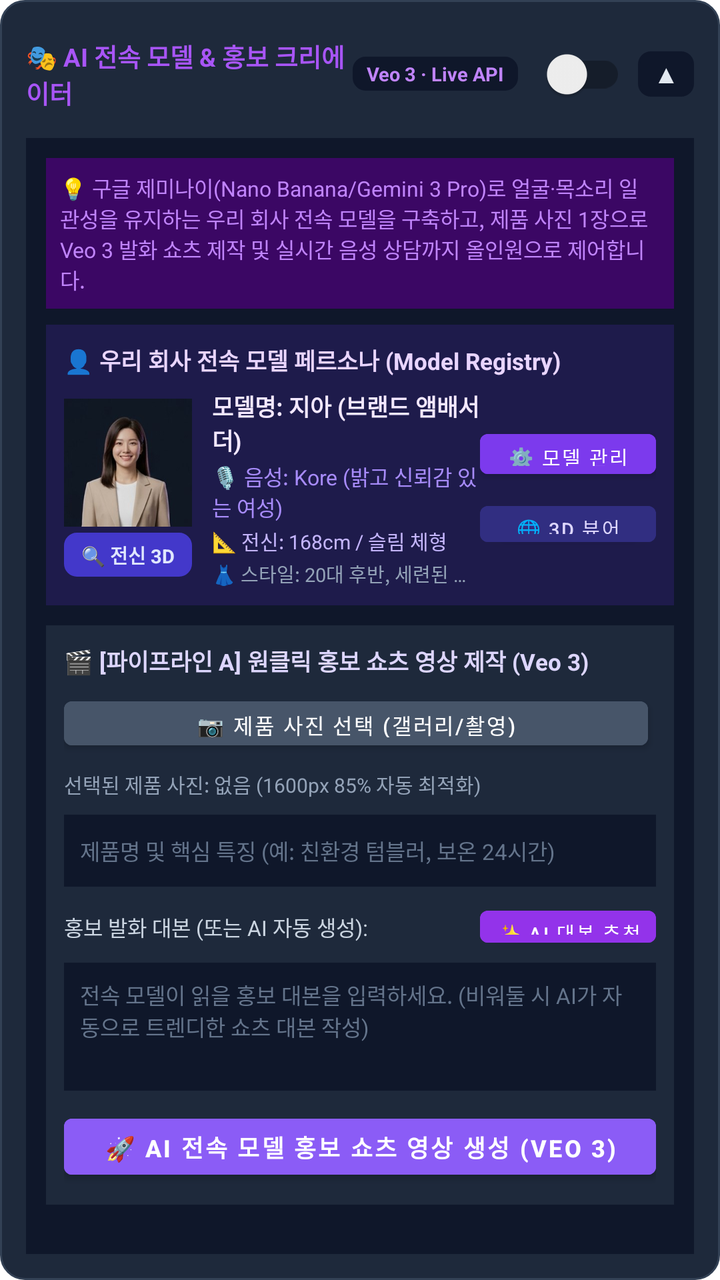
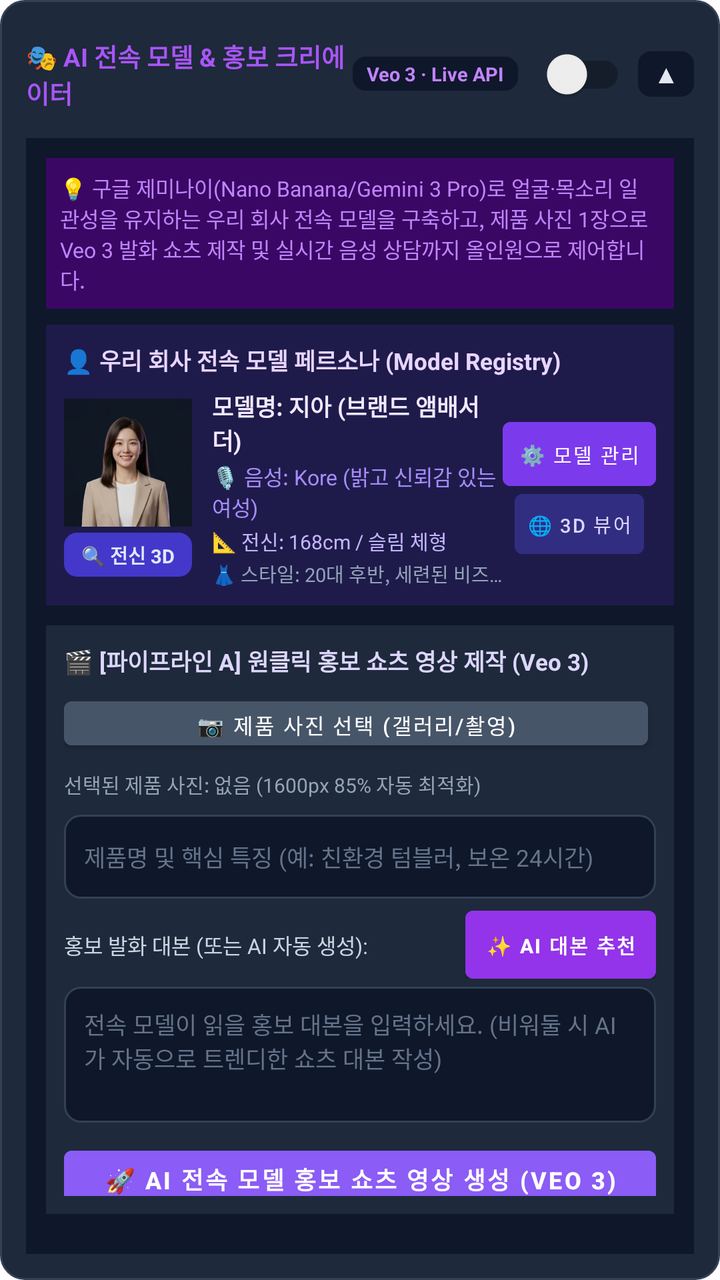

Compare the two renders of this Android layout. The source of the first and the diff that turns it into the second are given below.
<!-- AndroidManifest.xml: application theme Theme.SheetBotDepositAgent -->
<!-- res/layout/card_ai_model.xml -->
<?xml version="1.0" encoding="utf-8"?>
<LinearLayout xmlns:android="http://schemas.android.com/apk/res/android"
    xmlns:tools="http://schemas.android.com/tools"
    android:layout_width="match_parent"
    android:layout_height="wrap_content"
    android:orientation="vertical"
    android:background="@drawable/bg_card_scenario"
    android:padding="13dp"
    android:layout_marginBottom="12dp">

    
    <LinearLayout
        android:id="@+id/layoutAiModelHeader"
        android:layout_width="match_parent"
        android:layout_height="wrap_content"
        android:orientation="horizontal"
        android:gravity="center_vertical"
        android:clickable="true"
        android:focusable="true">

        <TextView
            android:layout_width="0dp"
            android:layout_height="wrap_content"
            android:layout_weight="1"
            android:text="🎭 AI 전속 모델 &amp; 홍보 크리에이터"
            android:textColor="#A855F7"
            android:textSize="12.5sp"
            android:textStyle="bold" />

        <TextView
            android:layout_width="wrap_content"
            android:layout_height="wrap_content"
            android:background="@drawable/bg_badge_version"
            android:backgroundTint="#0F172A"
            android:paddingHorizontal="7dp"
            android:paddingVertical="2dp"
            android:text="Veo 3 · Live API"
            android:textColor="#C084FC"
            android:textSize="9.5sp"
            android:textStyle="bold"
            android:layout_marginEnd="6dp" />

        <androidx.appcompat.widget.SwitchCompat
            android:id="@+id/switchAiModelAutomation"
            android:layout_width="wrap_content"
            android:layout_height="wrap_content"
            android:checked="false"
            android:layout_marginEnd="6dp" />

        <TextView
            android:id="@+id/btnToggleAiModelDetails"
            android:layout_width="wrap_content"
            android:layout_height="wrap_content"
            android:background="@drawable/bg_badge_version"
            android:backgroundTint="#0F172A"
            android:paddingHorizontal="8dp"
            android:paddingVertical="3dp"
            android:text="▲"
            android:textColor="#E2E8F0"
            android:textSize="12sp"
            android:textStyle="bold" />
    </LinearLayout>

    
    <LinearLayout
        android:id="@+id/layoutAiModelDetails"
        android:layout_width="match_parent"
        android:layout_height="wrap_content"
        android:orientation="vertical"
        android:background="#0F172A"
        android:padding="10dp"
        android:layout_marginTop="8dp">

        
        <TextView
            android:layout_width="match_parent"
            android:layout_height="wrap_content"
            android:text="💡 구글 제미나이(Nano Banana/Gemini 3 Pro)로 얼굴·목소리 일관성을 유지하는 우리 회사 전속 모델을 구축하고, 제품 사진 1장으로 Veo 3 발화 쇼츠 제작 및 실시간 음성 상담까지 올인원으로 제어합니다."
            android:textColor="#C084FC"
            android:textSize="10.5sp"
            android:background="#3B0764"
            android:padding="7dp"
            android:layout_marginBottom="8dp" />

        
        <LinearLayout
            android:layout_width="match_parent"
            android:layout_height="wrap_content"
            android:orientation="vertical"
            android:background="#1E1B4B"
            android:padding="9dp"
            android:layout_marginBottom="10dp">

            <TextView
                android:layout_width="match_parent"
                android:layout_height="wrap_content"
                android:text="👤 우리 회사 전속 모델 페르소나 (Model Registry)"
                android:textColor="#E9D5FF"
                android:textSize="11.5sp"
                android:textStyle="bold"
                android:layout_marginBottom="6dp" />

            <LinearLayout
                android:layout_width="match_parent"
                android:layout_height="wrap_content"
                android:orientation="horizontal"
                android:gravity="center_vertical">

                
                <LinearLayout
                    android:layout_width="wrap_content"
                    android:layout_height="wrap_content"
                    android:orientation="vertical"
                    android:gravity="center_horizontal"
                    android:layout_marginEnd="10dp">

                    <ImageView
                        android:id="@+id/ivModelMasterAvatar"
                        android:layout_width="64dp"
                        android:layout_height="64dp"
                        android:background="#312E81"
                        android:scaleType="centerCrop"
                        android:src="@drawable/model_jia_avatar"
                        android:contentDescription="전속 모델 대표 아바타"
                        android:clickable="true"
                        android:focusable="true" />

                    <TextView
                        android:id="@+id/btnViewFullBody3d"
                        android:layout_width="64dp"
                        android:layout_height="22dp"
                        android:background="@drawable/bg_badge_version"
                        android:backgroundTint="#4338CA"
                        android:gravity="center"
                        android:text="🔍 전신 3D"
                        android:textColor="#E0E7FF"
                        android:textSize="9.5sp"
                        android:textStyle="bold"
                        android:layout_marginTop="3dp"
                        android:clickable="true"
                        android:focusable="true" />
                </LinearLayout>

                
                <LinearLayout
                    android:layout_width="0dp"
                    android:layout_height="wrap_content"
                    android:layout_weight="1"
                    android:orientation="vertical">

                    <TextView
                        android:id="@+id/tvModelName"
                        android:layout_width="wrap_content"
                        android:layout_height="wrap_content"
                        android:text="모델명: 지아 (브랜드 앰배서더)"
                        android:textColor="#F3E8FF"
                        android:textSize="11.5sp"
                        android:textStyle="bold" />

                    <TextView
                        android:id="@+id/tvModelVoice"
                        android:layout_width="wrap_content"
                        android:layout_height="wrap_content"
                        android:text="🎙️ 음성: Kore (밝고 신뢰감 있는 여성)"
                        android:textColor="#A78BFA"
                        android:textSize="10.5sp"
                        android:layout_marginTop="2dp" />

                    <TextView
                        android:id="@+id/tvModelHeight"
                        android:layout_width="wrap_content"
                        android:layout_height="wrap_content"
                        android:text="📐 전신: 168cm / 슬림 체형"
                        android:textColor="#C4B5FD"
                        android:textSize="10sp"
                        android:layout_marginTop="2dp" />

                    <TextView
                        android:id="@+id/tvModelStyle"
                        android:layout_width="wrap_content"
                        android:layout_height="wrap_content"
                        android:text="👗 스타일: 20대 후반, 세련된 비즈니스 캐주얼"
                        android:textColor="#94A3B8"
                        android:textSize="9.5sp"
                        android:maxLines="1"
                        android:ellipsize="end"
                        android:layout_marginTop="2dp" />
                </LinearLayout>

                
                <LinearLayout
                    android:layout_width="wrap_content"
                    android:layout_height="wrap_content"
                    android:orientation="vertical"
                    android:gravity="center">

                    <Button
                        android:id="@+id/btnManageModelPersona"
                        android:layout_width="wrap_content"
                        android:layout_height="32dp"
                        android:backgroundTint="#7C3AED"
                        android:text="⚙️ 모델 관리"
                        android:textColor="#FFFFFF"
                        android:textSize="10sp"
                        android:paddingHorizontal="8dp" />

                    <Button
                        android:id="@+id/btnOpen3dShowcase"
                        android:layout_width="wrap_content"
                        android:layout_height="30dp"
                        android:backgroundTint="#312E81"
                        android:text="🌐 3D 뷰어"
                        android:textColor="#DDD6FE"
                        android:textSize="9.5sp"
                        android:paddingHorizontal="6dp"
                        android:layout_marginTop="4dp" />
                </LinearLayout>
            </LinearLayout>
        </LinearLayout>

        
        <LinearLayout
            android:layout_width="match_parent"
            android:layout_height="wrap_content"
            android:orientation="vertical"
            android:background="#1E293B"
            android:padding="9dp"
            android:layout_marginBottom="10dp">

            <TextView
                android:layout_width="match_parent"
                android:layout_height="wrap_content"
                android:text="🎬 [파이프라인 A] 원클릭 홍보 쇼츠 영상 제작 (Veo 3)"
                android:textColor="#DDD6FE"
                android:textSize="11.5sp"
                android:textStyle="bold"
                android:layout_marginBottom="6dp" />

            
            <LinearLayout
                android:layout_width="match_parent"
                android:layout_height="wrap_content"
                android:orientation="horizontal"
                android:gravity="center_vertical"
                android:layout_marginBottom="6dp">

                <Button
                    android:id="@+id/btnSelectProductImage"
                    android:layout_width="0dp"
                    android:layout_height="34dp"
                    android:layout_weight="1"
                    android:backgroundTint="#475569"
                    android:text="📷 제품 사진 선택 (갤러리/촬영)"
                    android:textColor="#FFFFFF"
                    android:textSize="10.5sp"
                    android:layout_marginEnd="4dp" />

                <Button
                    android:id="@+id/btnResetProductImage"
                    android:layout_width="wrap_content"
                    android:layout_height="34dp"
                    android:backgroundTint="#64748B"
                    android:text="✕ 취소"
                    android:textColor="#F1F5F9"
                    android:textSize="10.5sp"
                    android:visibility="gone" />
            </LinearLayout>

            <TextView
                android:id="@+id/tvProductImageStatus"
                android:layout_width="match_parent"
                android:layout_height="wrap_content"
                android:text="선택된 제품 사진: 없음 (1600px 85% 자동 최적화)"
                android:textColor="#94A3B8"
                android:textSize="10sp"
                android:layout_marginBottom="8dp" />

            
            <EditText
                android:id="@+id/etProductTopic"
                android:layout_width="match_parent"
                android:layout_height="36dp"
                android:background="#0F172A"
                android:hint="제품명 및 핵심 특징 (예: 친환경 텀블러, 보온 24시간)"
                android:textColor="#F8FAFC"
                android:textColorHint="#64748B"
                android:textSize="11sp"
                android:paddingHorizontal="8dp"
                android:inputType="text"
                android:layout_marginBottom="6dp" />

            
            <LinearLayout
                android:layout_width="match_parent"
                android:layout_height="wrap_content"
                android:orientation="horizontal"
                android:gravity="center_vertical"
                android:layout_marginBottom="4dp">

                <TextView
                    android:layout_width="0dp"
                    android:layout_height="wrap_content"
                    android:layout_weight="1"
                    android:text="홍보 발화 대본 (또는 AI 자동 생성):"
                    android:textColor="#CBD5E1"
                    android:textSize="10.5sp" />

                <Button
                    android:id="@+id/btnAiSuggestScript"
                    android:layout_width="wrap_content"
                    android:layout_height="28dp"
                    android:backgroundTint="#9333EA"
                    android:text="✨ AI 대본 추천"
                    android:textColor="#FFFFFF"
                    android:textSize="9.5sp"
                    android:paddingHorizontal="6dp" />
            </LinearLayout>

            <EditText
                android:id="@+id/etProductScript"
                android:layout_width="match_parent"
                android:layout_height="64dp"
                android:background="#0F172A"
                android:hint="전속 모델이 읽을 홍보 대본을 입력하세요. (비워둘 시 AI가 자동으로 트렌디한 쇼츠 대본 작성)"
                android:textColor="#F8FAFC"
                android:textColorHint="#64748B"
                android:textSize="11sp"
                android:padding="8dp"
                android:gravity="top|start"
                android:inputType="textMultiLine"
                android:layout_marginBottom="8dp" />

            
            <Button
                android:id="@+id/btnStartAiModelShorts"
                android:layout_width="match_parent"
                android:layout_height="40dp"
                android:backgroundTint="#8B5CF6"
                android:text="🚀 AI 전속 모델 홍보 쇼츠 영상 생성 (Veo 3)"
                android:textColor="#FFFFFF"
                android:textSize="12sp"
                android:textStyle="bold" />

            
            <ProgressBar
                android:id="@+id/progressAiModel"
                style="?android:attr/progressBarStyleHorizontal"
                android:layout_width="match_parent"
                android:layout_height="6dp"
                android:indeterminate="true"
                android:visibility="gone"
                android:layout_marginTop="6dp" />

            <TextView
                android:id="@+id/tvAiModelStatus"
                android:layout_width="match_parent"
                android:layout_height="wrap_content"
                android:text="대기 중..."
                android:textColor="#A78BFA"
                android:textSize="10.5sp"
                android:visibility="gone"
                android:layout_marginTop="4dp" />

            
            <LinearLayout
                android:id="@+id/layoutAiModelResultContainer"
                android:layout_width="match_parent"
                android:layout_height="wrap_content"
                android:orientation="vertical"
                android:background="#2E1065"
                android:padding="10dp"
                android:layout_marginTop="8dp"
                android:visibility="gone">

                <TextView
                    android:id="@+id/tvResultVideoTitle"
                    android:layout_width="match_parent"
                    android:layout_height="wrap_content"
                    android:text="🎬 홍보 쇼츠 영상 생성 완료!"
                    android:textColor="#F5D0FE"
                    android:textSize="12sp"
                    android:textStyle="bold"
                    android:layout_marginBottom="4dp" />

                <TextView
                    android:id="@+id/tvResultScriptPreview"
                    android:layout_width="match_parent"
                    android:layout_height="wrap_content"
                    android:text="대본 미리보기..."
                    android:textColor="#E2E8F0"
                    android:textSize="10.5sp"
                    android:maxLines="3"
                    android:ellipsize="end"
                    android:layout_marginBottom="8dp" />

                <LinearLayout
                    android:layout_width="match_parent"
                    android:layout_height="wrap_content"
                    android:orientation="horizontal">

                    <Button
                        android:id="@+id/btnPlayVideoResult"
                        android:layout_width="0dp"
                        android:layout_height="34dp"
                        android:layout_weight="1"
                        android:backgroundTint="#7C3AED"
                        android:text="▶️ 영상 재생"
                        android:textColor="#FFFFFF"
                        android:textSize="10.5sp"
                        android:layout_marginEnd="4dp" />

                    <Button
                        android:id="@+id/btnOpenSheetResult"
                        android:layout_width="0dp"
                        android:layout_height="34dp"
                        android:layout_weight="1"
                        android:backgroundTint="#059669"
                        android:text="📊 대장 시트"
                        android:textColor="#FFFFFF"
                        android:textSize="10.5sp"
                        android:layout_marginEnd="4dp" />

                    <Button
                        android:id="@+id/btnShareVideoResult"
                        android:layout_width="0dp"
                        android:layout_height="34dp"
                        android:layout_weight="1"
                        android:backgroundTint="#4F46E5"
                        android:text="↗️ 영상 공유"
                        android:textColor="#FFFFFF"
                        android:textSize="10.5sp" />
                </LinearLayout>
            </LinearLayout>
        </LinearLayout>

        
        <LinearLayout
            android:layout_width="match_parent"
            android:layout_height="wrap_content"
            android:orientation="vertical"
            android:background="#1E293B"
            android:padding="9dp"
            android:layout_marginBottom="10dp">

            <TextView
                android:layout_width="match_parent"
                android:layout_height="wrap_content"
                android:text="🎙️ [파이프라인 B] 실시간 전속 모델 음성 상담 (Live API)"
                android:textColor="#DDD6FE"
                android:textSize="11.5sp"
                android:textStyle="bold"
                android:layout_marginBottom="4dp" />

            <TextView
                android:layout_width="match_parent"
                android:layout_height="wrap_content"
                android:text="Gemini Multimodal Live API와 저지연 오디오 스트리밍으로 연결되어 전속 모델과 실시간으로 대화하고 반응형 비디오 루프(대기/말하기/인사)를 시연합니다."
                android:textColor="#94A3B8"
                android:textSize="10sp"
                android:layout_marginBottom="8dp" />

            <Button
                android:id="@+id/btnStartLiveDialogue"
                android:layout_width="match_parent"
                android:layout_height="36dp"
                android:backgroundTint="#0284C7"
                android:text="🎙️ 전속 모델과 실시간 대화하기 (Live Demo)"
                android:textColor="#FFFFFF"
                android:textSize="11sp"
                android:textStyle="bold" />
        </LinearLayout>

        
        <LinearLayout
            android:layout_width="match_parent"
            android:layout_height="wrap_content"
            android:orientation="horizontal">

            <Button
                android:id="@+id/btnOpenAiModelSheetAlways"
                android:layout_width="0dp"
                android:layout_height="38dp"
                android:layout_weight="1"
                android:backgroundTint="#1E293B"
                android:text="📊 AI 콘텐츠 대장 ↗"
                android:textColor="#C084FC"
                android:textSize="11sp"
                android:textStyle="bold"
                android:layout_marginEnd="4dp" />

            <Button
                android:id="@+id/btnOpenAiModelDriveAlways"
                android:layout_width="0dp"
                android:layout_height="38dp"
                android:layout_weight="1"
                android:backgroundTint="#1E293B"
                android:text="📁 영상 보관함 드라이브 ↗"
                android:textColor="#38BDF8"
                android:textSize="11sp"
                android:textStyle="bold" />
        </LinearLayout>

    </LinearLayout>
</LinearLayout>
<!-- resources referenced by this layout -->
<resources>
  <!-- drawable bg_badge_version (drawable) -->
  <?xml version="1.0" encoding="utf-8"?>
  <shape xmlns:android="http://schemas.android.com/apk/res/android"
      android:shape="rectangle">
      <corners android:radius="6dp" />
      <solid android:color="#064E3B" />
      <stroke android:width="1dp" android:color="#059669" />
  </shape>
  <!-- drawable bg_card_scenario (drawable) -->
  <?xml version="1.0" encoding="utf-8"?>
  <shape xmlns:android="http://schemas.android.com/apk/res/android"
      android:shape="rectangle">
      <corners android:radius="12dp" />
      <solid android:color="#1E293B" />
      <stroke android:width="1dp" android:color="#334155" />
  </shape>
  <!-- drawable model_jia_avatar: jpg bitmap (drawable-nodpi, 7676 bytes) -->
  <style name="Theme.SheetBotDepositAgent" parent="Theme.MaterialComponents.DayNight.NoActionBar">
          <item name="colorPrimary">@color/purple_500</item>
          <item name="colorPrimaryVariant">@color/purple_700</item>
          <item name="colorOnPrimary">@color/white</item>
          <item name="colorSecondary">@color/teal_200</item>
          <item name="colorSecondaryVariant">@color/teal_700</item>
          <item name="colorOnSecondary">@color/black</item>
          <item name="android:statusBarColor">#0F172A</item>
      </style>
  <color name="purple_500">#4F46E5</color>
  <color name="purple_700">#4338CA</color>
  <color name="white">#FFFFFFFF</color>
  <color name="teal_200">#10B981</color>
  <color name="teal_700">#059669</color>
  <color name="black">#000000</color>
</resources>

<!-- the commit's change to res/layout/card_ai_model.xml (unified diff, before → after) -->
@@ -198,6 +198,12 @@
                         android:id="@+id/btnManageModelPersona"
                         android:layout_width="wrap_content"
                         android:layout_height="32dp"
+                        android:minHeight="0dp"
+                        android:minWidth="0dp"
+                        android:insetTop="0dp"
+                        android:insetBottom="0dp"
+                        android:paddingVertical="0dp"
+                        android:gravity="center"
                         android:backgroundTint="#7C3AED"
                         android:text="⚙️ 모델 관리"
                         android:textColor="#FFFFFF"
@@ -208,6 +214,12 @@
                         android:id="@+id/btnOpen3dShowcase"
                         android:layout_width="wrap_content"
                         android:layout_height="30dp"
+                        android:minHeight="0dp"
+                        android:minWidth="0dp"
+                        android:insetTop="0dp"
+                        android:insetBottom="0dp"
+                        android:paddingVertical="0dp"
+                        android:gravity="center"
                         android:backgroundTint="#312E81"
                         android:text="🌐 3D 뷰어"
                         android:textColor="#DDD6FE"
@@ -279,13 +291,16 @@
             <EditText
                 android:id="@+id/etProductTopic"
                 android:layout_width="match_parent"
-                android:layout_height="36dp"
-                android:background="#0F172A"
+                android:layout_height="wrap_content"
+                android:minHeight="42dp"
+                android:background="@drawable/bg_input_field"
+                android:gravity="center_vertical"
                 android:hint="제품명 및 핵심 특징 (예: 친환경 텀블러, 보온 24시간)"
-                android:textColor="#F8FAFC"
+                android:textColor="#FFFFFF"
                 android:textColorHint="#64748B"
-                android:textSize="11sp"
-                android:paddingHorizontal="8dp"
+                android:textSize="11.5sp"
+                android:paddingHorizontal="10dp"
+                android:paddingVertical="8dp"
                 android:inputType="text"
                 android:layout_marginBottom="6dp" />
 
@@ -308,26 +323,35 @@
                 <Button
                     android:id="@+id/btnAiSuggestScript"
                     android:layout_width="wrap_content"
-                    android:layout_height="28dp"
+                    android:layout_height="34dp"
+                    android:minHeight="0dp"
+                    android:minWidth="0dp"
+                    android:insetTop="0dp"
+                    android:insetBottom="0dp"
                     android:backgroundTint="#9333EA"
                     android:text="✨ AI 대본 추천"
                     android:textColor="#FFFFFF"
-                    android:textSize="9.5sp"
-                    android:paddingHorizontal="6dp" />
+                    android:textSize="10sp"
+                    android:textStyle="bold"
+                    android:paddingHorizontal="10dp"
+                    android:paddingVertical="0dp"
+                    android:gravity="center" />
             </LinearLayout>
 
             <EditText
                 android:id="@+id/etProductScript"
                 android:layout_width="match_parent"
-                android:layout_height="64dp"
-                android:background="#0F172A"
+                android:layout_height="wrap_content"
+                android:minHeight="68dp"
+                android:background="@drawable/bg_input_field"
                 android:hint="전속 모델이 읽을 홍보 대본을 입력하세요. (비워둘 시 AI가 자동으로 트렌디한 쇼츠 대본 작성)"
-                android:textColor="#F8FAFC"
+                android:textColor="#FFFFFF"
                 android:textColorHint="#64748B"
-                android:textSize="11sp"
-                android:padding="8dp"
+                android:textSize="11.5sp"
+                android:padding="10dp"
                 android:gravity="top|start"
                 android:inputType="textMultiLine"
+                android:maxLines="6"
                 android:layout_marginBottom="8dp" />
 
             
<!-- resource entries referenced after the edit -->
@@ -14,6 +14,14 @@
       android:shape="rectangle">
       <corners android:radius="12dp" />
       <solid android:color="#1E293B" />
+      <stroke android:width="1dp" android:color="#334155" />
+  </shape>
+  <!-- drawable bg_input_field (drawable) -->
+  <?xml version="1.0" encoding="utf-8"?>
+  <shape xmlns:android="http://schemas.android.com/apk/res/android"
+      android:shape="rectangle">
+      <corners android:radius="8dp" />
+      <solid android:color="#0F172A" />
       <stroke android:width="1dp" android:color="#334155" />
   </shape>
   <!-- drawable model_jia_avatar: jpg bitmap (drawable-nodpi, 7676 bytes) -->
